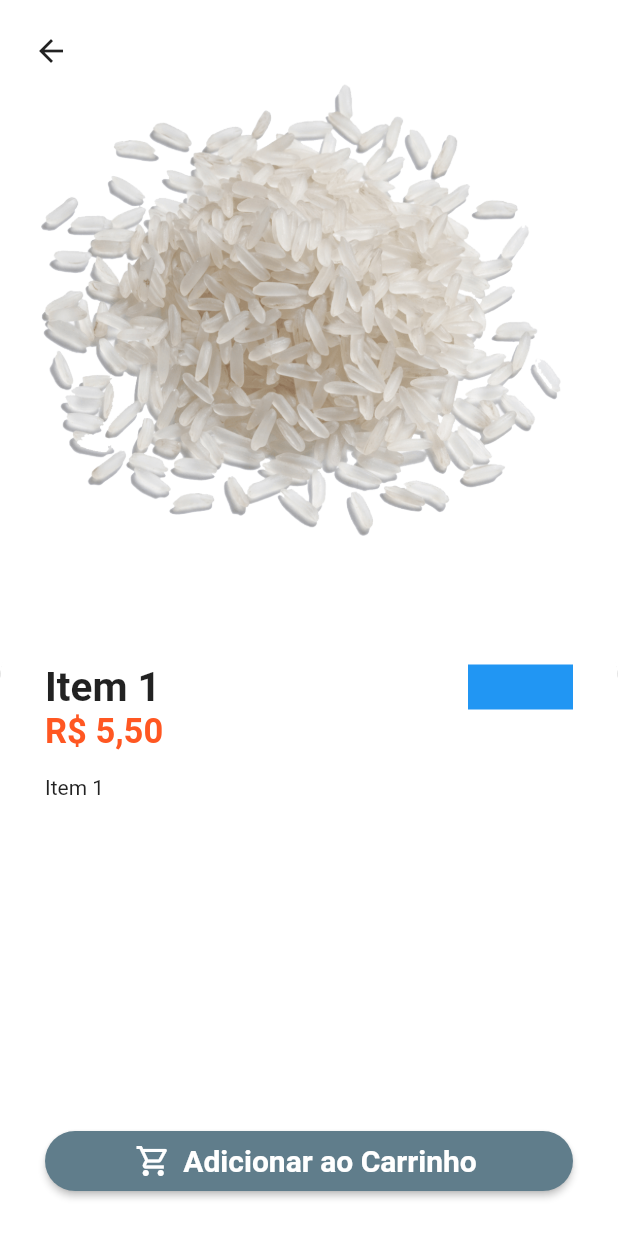
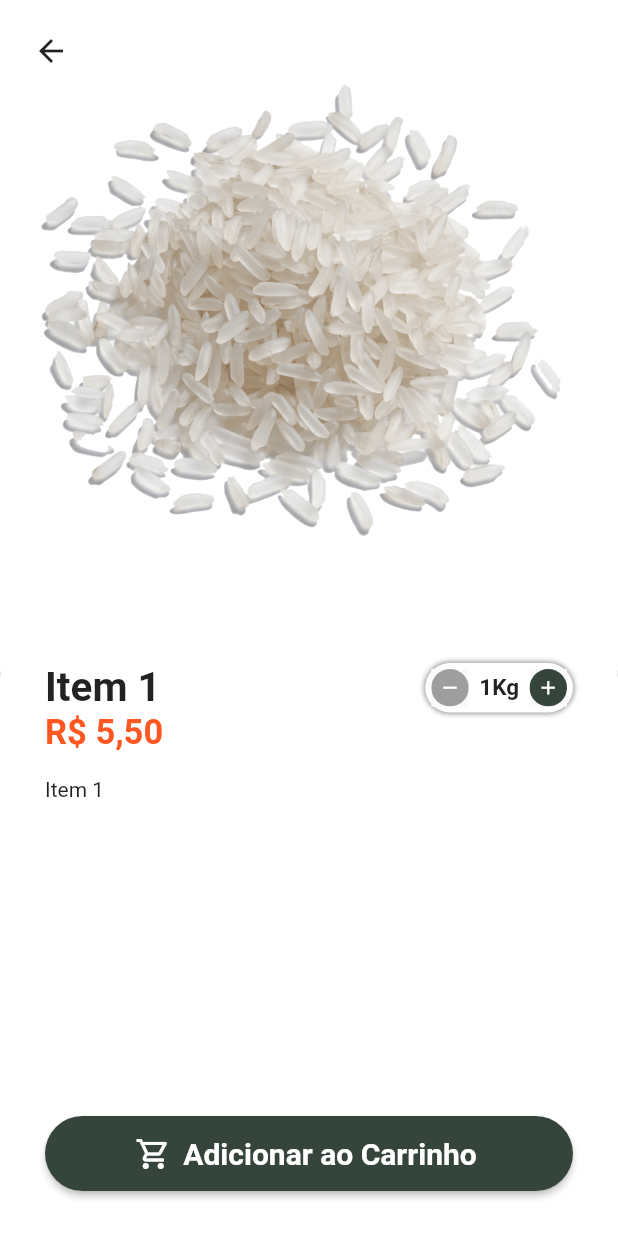
Before and after one commit to carlostoni/Flutter-Sales-App, a Flutter app: the BaseScreen screen opened directly, after a tap on "Item 1", on a phone screen of 412 x 824 dp. Run offline on Flutter 3.47's test engine with Material 2 defaults, Android fonts, the light colour scheme and no system bars; our stand-ins replace animated_text_kit, badges, mask_text_input_formatter.

Commit message:
update 0.6.7

```diff
--- a/lib/src/config/app_data.dart
+++ b/lib/src/config/app_data.dart
@@ -12,7 +12,7 @@ ItemModel item_2 = ItemModel(
   imgUrl: 'assets/itens/castanha.png',
   itemName: 'Item 2',
   price: 5.5,
-  unit: 'Kg',
+  unit: 'un',
 );
 ItemModel item_3 = ItemModel(
   description: 'Item 3',
--- a/lib/src/pages/auth/sign_in_screen.dart
+++ b/lib/src/pages/auth/sign_in_screen.dart
@@ -105,6 +105,7 @@ class SignInScreen extends StatelessWidget {
                       height: 40,
                       child: ElevatedButton(
                         style: ElevatedButton.styleFrom(
+                          backgroundColor: CustomColors.customSwatchColor,
                           shape: RoundedRectangleBorder(
                             borderRadius: BorderRadius.circular(40),
                           ),
--- a/lib/src/pages/auth/sign_up_screen.dart
+++ b/lib/src/pages/auth/sign_up_screen.dart
@@ -85,6 +85,7 @@ class SignUpScreen extends StatelessWidget {
                           height: 40,
                           child: ElevatedButton(
                             style: ElevatedButton.styleFrom(
+
                               shape: RoundedRectangleBorder(
                                 borderRadius: BorderRadius.circular(40),
                               ),
--- a/lib/src/pages/base/base_screen.dart
+++ b/lib/src/pages/base/base_screen.dart
@@ -1,6 +1,6 @@
 import 'package:flutter/material.dart';
+import 'package:vendas/src/pages/cart/cart_tab.dart';
 import 'package:vendas/src/pages/home/home_tab.dart';
-
 
 class BaseScreen extends StatefulWidget {
   const BaseScreen({Key? key}) : super(key: key);
@@ -20,8 +20,8 @@ class _BaseScreenState extends State<BaseScreen> {
           physics: const NeverScrollableScrollPhysics(),
           controller: pageController,
           children: [
-           const HomeTab(),
-            Container(color: Colors.yellow),
+            const HomeTab(),
+            CartTab(),
             Container(color: Colors.blue),
             Container(color: Colors.purple),
           ],
--- /dev/null
+++ b/lib/src/pages/cart/cart_tab.dart
@@ -0,0 +1,81 @@
+import 'package:flutter/material.dart';
+import 'package:vendas/src/config/custom_colors.dart';
+import 'package:vendas/src/services/utils_services.dart';
+
+class CartTab extends StatelessWidget {
+  CartTab({Key? key}) : super(key: key);
+
+  final UtilsServices utilsServices = UtilsServices();
+
+  @override
+  Widget build(BuildContext context) {
+    return Scaffold(
+      appBar: AppBar(
+        title: const Text('Carrinho'),
+      ),
+      body: Column(
+        children: [
+          const Expanded(
+            child: Placeholder(
+              color: Colors.red,
+            ),
+          ),
+          const SizedBox(height: 20),
+          Container(
+            padding: EdgeInsets.all(16),
+            decoration: BoxDecoration(
+              color: Colors.white,
+              borderRadius: const BorderRadius.vertical(
+                top: Radius.circular(30),
+              ),
+              boxShadow: [
+                BoxShadow(
+                  color: Colors.grey,
+                  blurRadius: 3,
+                  spreadRadius: 2,
+                ),
+              ],
+            ),
+            child: Column(
+              crossAxisAlignment: CrossAxisAlignment.stretch,
+              children: [
+                const Text(
+                  'Total',
+                  style: TextStyle(
+                    fontSize: 12,
+                  ),
+                ),
+                Text(
+                  utilsServices.priceToCurrency(50.5),
+                  style: TextStyle(
+                    fontSize: 23,
+                    color: CustomColors.customContrastColor,
+                    fontWeight: FontWeight.bold,
+                  ),
+                ),
+                SizedBox(
+                  height: 50,
+                  child: ElevatedButton(
+                    style: ElevatedButton.styleFrom(
+                      backgroundColor: CustomColors.customSwatchColor,
+                      shape: RoundedRectangleBorder(
+                        borderRadius: BorderRadius.circular(40),
+                      ),
+                    ),
+                    onPressed: () {},
+                    child: const Text(
+                      'Concluir Pedido',
+                      style: TextStyle(
+                        fontSize: 20,
+                      ),
+                    ),
+                  ),
+                ),
+              ],
+            ),
+          ),
+        ],
+      ),
+    );
+  }
+}
--- /dev/null
+++ b/lib/src/pages/common_widgets/quantity_widget.dart
@@ -0,0 +1,95 @@
+import 'package:flutter/material.dart';
+import 'package:vendas/src/config/custom_colors.dart';
+
+class QuantityWidget extends StatelessWidget {
+  final int value;
+  final String suffixText;
+  final Function(int quantity) result;
+  const QuantityWidget({
+    Key? key,
+    required this.suffixText,
+    required this.value,
+    required this.result,
+  }) : super(key: key);
+
+  @override
+  Widget build(BuildContext context) {
+    return Container(
+      padding: const EdgeInsets.all(4),
+      decoration: BoxDecoration(
+        color: Colors.white,
+        borderRadius: BorderRadius.circular(50),
+        boxShadow: [
+          BoxShadow(
+            color: Colors.grey,
+            spreadRadius: 1,
+            blurRadius: 2,
+          ),
+        ],
+      ),
+      child: Row(
+        children: [
+          _QuantityButton(
+            icon: Icons.remove,
+            color: Colors.grey,
+            onPressed: () {
+              if (value == 1) return;
+              int resultCount = value - 1;
+              result(resultCount);},
+          ),
+          Padding(
+            padding: const EdgeInsets.symmetric(horizontal: 7),
+            child: Text(
+              '$value$suffixText',
+              style: const TextStyle(fontSize: 15, fontWeight: FontWeight.bold),
+            ),
+          ),
+          _QuantityButton(
+            icon: Icons.add,
+            color: CustomColors.customSwatchColor,
+            onPressed: () {
+              int resultCount = value + 1;
+              result(resultCount);
+            },
+          ),
+        ],
+      ),
+    );
+  }
+}
+
+class _QuantityButton extends StatelessWidget {
+  final Color color;
+  final IconData icon;
+  final VoidCallback onPressed;
+
+  const _QuantityButton({
+    Key? key,
+    required this.color,
+    required this.icon,
+    required this.onPressed,
+  }) : super(key: key);
+
+  @override
+  Widget build(BuildContext context) {
+    return Material(
+      child: InkWell(
+        borderRadius: BorderRadius.circular(50),
+        onTap: onPressed,
+        child: Ink(
+          height: 25,
+          width: 25,
+          decoration: BoxDecoration(
+            color: color,
+            shape: BoxShape.circle,
+          ),
+          child: Icon(
+            icon,
+            color: Colors.white,
+            size: 15,
+          ),
+        ),
+      ),
+    );
+  }
+}
--- a/lib/src/pages/product/product_screen.dart
+++ b/lib/src/pages/product/product_screen.dart
@@ -3,14 +3,24 @@ import 'package:vendas/src/config/custom_colors.dart';
 import 'package:vendas/src/models/item_model.dart';
 import 'package:vendas/src/services/utils_services.dart';
 
-class ProductScreen extends StatelessWidget {
+import '../common_widgets/quantity_widget.dart';
+
+class ProductScreen extends StatefulWidget {
   ProductScreen({
     Key? key,
     required this.item,
   }) : super(key: key);
 
   final ItemModel item;
+
+  @override
+  State<ProductScreen> createState() => _ProductScreenState();
+}
+
+class _ProductScreenState extends State<ProductScreen> {
   final UtilsServices utilsServices = UtilsServices();
+
+  int cartItemQuantity = 1;
 
   @override
   Widget build(BuildContext context) {
@@ -23,8 +33,9 @@ class ProductScreen extends StatelessWidget {
             children: [
               Expanded(
                 child: Hero(
-                  tag: item.imgUrl,
-                  child: Image.asset(item.imgUrl),),
+                  tag: widget.item.imgUrl,
+                  child: Image.asset(widget.item.imgUrl),
+                ),
               ),
               Expanded(
                 child: Container(
@@ -50,7 +61,7 @@ class ProductScreen extends StatelessWidget {
                         children: [
                           Expanded(
                             child: Text(
-                              item.itemName,
+                              widget.item.itemName,
                               maxLines: 2,
                               overflow: TextOverflow.ellipsis,
                               style: const TextStyle(
@@ -59,16 +70,21 @@ class ProductScreen extends StatelessWidget {
                               ),
                             ),
                           ),
-                          Container(
-                            height: 30,
-                            width: 70,
-                            color: Colors.blue,
+                          QuantityWidget(
+                            suffixText: widget.item.unit,
+                            value: cartItemQuantity,
+                            result: (quantity) {
+                              setState(() {
+                                  cartItemQuantity = quantity;
+                                },
+                              );
+                            },
                           ),
                         ],
                       ),
                       // Preço Price
                       Text(
-                        utilsServices.priceToCurrency(item.price),
+                        utilsServices.priceToCurrency(widget.item.price),
                         style: TextStyle(
                           fontSize: 23,
                           fontWeight: FontWeight.bold,
@@ -82,7 +98,7 @@ class ProductScreen extends StatelessWidget {
                           padding: const EdgeInsets.symmetric(vertical: 12),
                           child: SingleChildScrollView(
                             child: Text(
-                              item.description,
+                              widget.item.description,
                               style: const TextStyle(
                                 height: 1.5,
                               ),
@@ -92,9 +108,10 @@ class ProductScreen extends StatelessWidget {
                       ),
                       // Botão Button
                       SizedBox(
-                        height: 40,
+                        height: 50,
                         child: ElevatedButton.icon(
                           style: ElevatedButton.styleFrom(
+                            backgroundColor: CustomColors.customSwatchColor,
                             shape: RoundedRectangleBorder(
                               borderRadius: BorderRadius.circular(40),
                             ),
```
